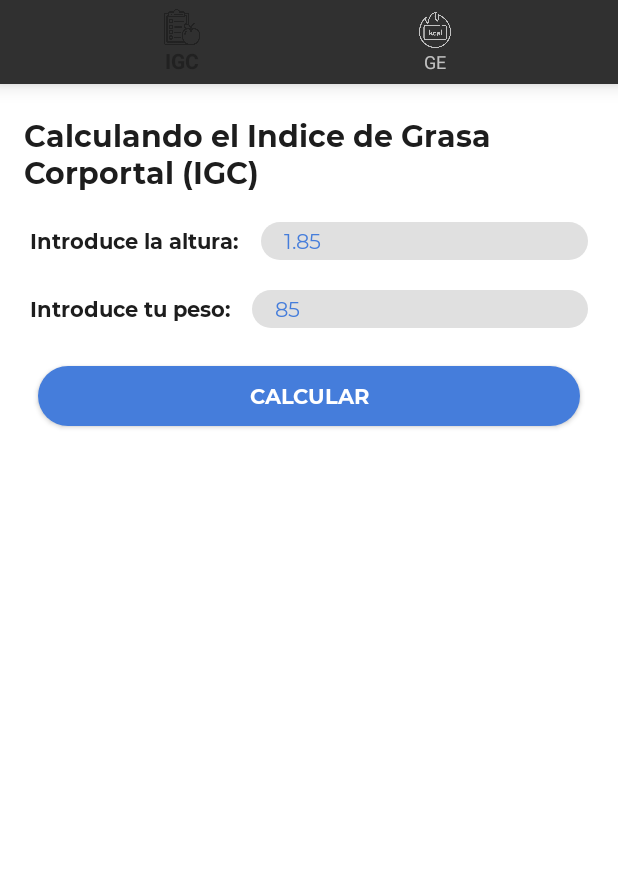
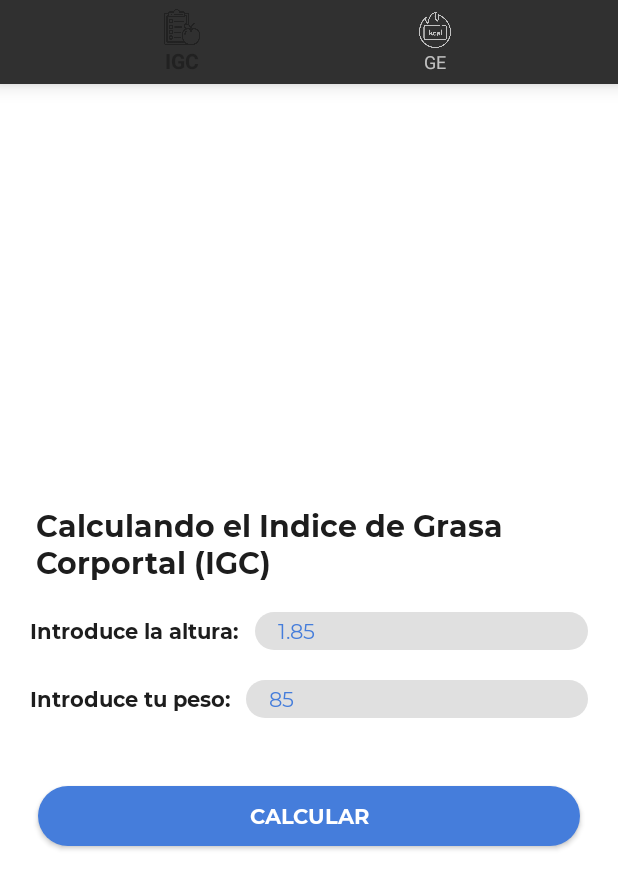
Before and after one commit to Fonsi20/Android---FoodTick, an Android app: the gordoActivity screen opened directly, with no data from a screen before it, on a phone screen of 412 x 824 dp. Shown: the top 889 px of the screen. Run offline under Robolectric (Android 15) with nearby library versions, the phone set to English and light mode, and no system bars; network calls fail.

Commit message:
Aplicación traducida y lista para entregar.

```diff
--- a/app/src/main/java/com/example/foodtrick/gordoActivity.java
+++ b/app/src/main/java/com/example/foodtrick/gordoActivity.java
@@ -107,7 +107,7 @@ public class gordoActivity extends AppCompatActivity {
 
                     AlertDialog.Builder ventana = new AlertDialog.Builder(gordoActivity.this);
                     ventana.setTitle(R.string.ge);
-                    ventana.setMessage("Tienes un metabolismo basal es: " + String.valueOf(MB) + "\nTu gasto energético total es: " + String.valueOf(GET));
+                    ventana.setMessage(getResources().getString(R.string.tumetabolismoes) + " " + String.valueOf(MB) + "\n" + getResources().getString(R.string.tugastototal) + " " + String.valueOf(GET));
                     ventana.setIcon(R.drawable.foodtick);
                     ventana.show();
 
@@ -118,21 +118,21 @@ public class gordoActivity extends AppCompatActivity {
                     String texto = null;
 
                     if (IMC >= 40f) {
-                        texto = "Obesidad Morvido: " + IMC;
+                        texto = getResources().getString(R.string.obesidadMorvi) + " " + IMC;
                     } else if (IMC >= 35f && IMC <= 39.9f) {
-                        texto = "Obesidad Tipo II: " + IMC;
+                        texto = getResources().getString(R.string.obesidadtipo2) + " " + IMC;
                     } else if (IMC >= 30f && IMC <= 34.9f) {
-                        texto = "Obesidad Tipo I: " + IMC;
+                        texto = getResources().getString(R.string.obesidadtipo1) + " " + IMC;
                     } else if (IMC >= 25f && IMC <= 29.9f) {
-                        texto = "Sobrepeso: " + IMC;
+                        texto = getResources().getString(R.string.sobrepeso) + " " + IMC;
                     } else if (IMC >= 19f && IMC <= 24.9f) {
-                        texto = "Peso normal: " + IMC;
+                        texto = getResources().getString(R.string.normal) + " " + IMC;
                     } else if (IMC >= 17f && IMC <= 18.9f) {
-                        texto = "Desnutrición leve: " + IMC;
+                        texto = getResources().getString(R.string.desnutricionleve) + " " + IMC;
                     } else if (IMC >= 16f && IMC <= 16.9f) {
-                        texto = "Desnutrición moderada: " + IMC;
+                        texto = getResources().getString(R.string.desnutricionmedia) + " " + IMC;
                     } else if (IMC <= 15.9f) {
-                        texto = "Desnutrición grave: " + IMC;
+                        texto = getResources().getString(R.string.desnutricionmaxima) + " " + IMC;
                     }
 
                     AlertDialog.Builder ventana = new AlertDialog.Builder(gordoActivity.this);
--- a/app/src/main/res/layout/activity_gordo.xml
+++ b/app/src/main/res/layout/activity_gordo.xml
@@ -12,6 +12,7 @@
         android:layout_width="match_parent"
         android:layout_height="match_parent"
         android:layout_marginTop="60dp"
+        android:gravity="center"
         android:orientation="vertical">
 
         <TextView
@@ -23,7 +24,7 @@
             android:layout_marginTop="@dimen/activity_vertical_margin"
             android:layout_marginRight="100dp"
             android:fontFamily="@font/montserrat_bold"
-            android:text="Calculando el Indice de Grasa Corportal (IGC)"
+            android:text="@string/tituloigc"
             android:textColor="@color/black"
             android:textSize="20sp"
             android:visibility="visible"
@@ -39,7 +40,7 @@
             android:layout_marginTop="@dimen/activity_vertical_margin"
             android:layout_marginRight="100dp"
             android:fontFamily="@font/montserrat_bold"
-            android:text="Calculando el Gasto Energético (GE)"
+            android:text="@string/tituloge"
             android:textColor="@color/black"
             android:textSize="20sp"
             android:visibility="gone"
@@ -58,7 +59,7 @@
                 android:layout_height="wrap_content"
                 android:layout_marginLeft="20dp"
                 android:fontFamily="@font/montserrat_bold"
-                android:text="Introduce la altura: "
+                android:text="@string/altura"
                 android:textColor="@color/black" />
 
             <EditText
@@ -90,7 +91,7 @@
                 android:layout_height="wrap_content"
                 android:layout_marginLeft="20dp"
                 android:fontFamily="@font/montserrat_bold"
-                android:text="Introduce tu peso: "
+                android:text="@string/peso"
                 android:textColor="@color/black" />
 
             <EditText
@@ -123,7 +124,7 @@
                 android:layout_height="wrap_content"
                 android:layout_marginLeft="20dp"
                 android:fontFamily="@font/montserrat_bold"
-                android:text="Introduce tu edad: "
+                android:text="@string/edad"
                 android:textColor="@color/black" />
 
             <EditText
@@ -157,7 +158,7 @@
                 android:layout_marginTop="20dp"
                 android:layout_marginRight="20dp"
                 android:fontFamily="@font/montserrat_bold"
-                android:text="Género:"
+                android:text="@string/genero"
                 android:textColor="@color/black" />
 
             <RadioGroup
@@ -177,7 +178,7 @@
                     android:checked="true"
                     android:fontFamily="@font/montserrat_regular"
                     android:gravity="center"
-                    android:text="Hombre"
+                    android:text="@string/hombre"
                     android:textColor="@color/black" />
 
                 <RadioButton
@@ -188,7 +189,7 @@
                     android:buttonTint="@color/blue"
                     android:fontFamily="@font/montserrat_regular"
                     android:gravity="center"
-                    android:text="Mujer"
+                    android:text="@string/mujer"
                     android:textColor="@color/black" />
             </RadioGroup>
         </LinearLayout>
@@ -207,7 +208,7 @@
                 android:layout_marginTop="20dp"
                 android:layout_marginRight="20dp"
                 android:fontFamily="@font/montserrat_bold"
-                android:text="Actividad diaria:"
+                android:text="@string/activi"
                 android:textColor="@color/black" />
 
             <RadioGroup
@@ -227,7 +228,7 @@
                     android:checked="true"
                     android:fontFamily="@font/montserrat_regular"
                     android:gravity="center"
-                    android:text="Ligera"
+                    android:text="@string/ligera"
                     android:textColor="@color/black" />
 
                 <RadioButton
@@ -238,7 +239,7 @@
                     android:buttonTint="@color/blue"
                     android:fontFamily="@font/montserrat_regular"
                     android:gravity="center"
-                    android:text="Moderada"
+                    android:text="@string/moderada"
                     android:textColor="@color/black" />
 
                 <RadioButton
@@ -249,7 +250,7 @@
                     android:buttonTint="@color/blue"
                     android:fontFamily="@font/montserrat_regular"
                     android:gravity="center"
-                    android:text="Intensa"
+                    android:text="@string/intensa"
                     android:textColor="@color/black" />
             </RadioGroup>
         </LinearLayout>
@@ -259,11 +260,11 @@
             android:layout_width="match_parent"
             android:layout_height="40dp"
             android:layout_marginLeft="25dp"
-            android:layout_marginTop="25dp"
+            android:layout_marginTop="45dp"
             android:layout_marginRight="25dp"
             android:background="@drawable/boton_redondoazul"
             android:fontFamily="@font/montserrat_bold"
-            android:text="Calcular"
+            android:text="@string/calcula"
             android:textColor="@color/white"
             android:textSize="14sp" />
 
--- a/app/src/main/res/values/strings.xml
+++ b/app/src/main/res/values/strings.xml
@@ -40,4 +40,27 @@
     <string name="comoestas">¿Estás en forma?</string>
     <string name="igc">IGC</string>
     <string name="ge">GE</string>
+    <string name="tituloigc">Calculando el Indice de Grasa Corportal (IGC)</string>
+    <string name="tituloge">Calculando el Gasto Energético (GE)</string>
+    <string name="altura">Introduce la altura: </string>
+    <string name="peso">Introduce tu peso: </string>
+    <string name="calcula">Calcular</string>
+    <string name="edad">Introduce tu edad: </string>
+    <string name="genero">Género:</string>
+    <string name="hombre">Hombre</string>
+    <string name="mujer">Mujer</string>
+    <string name="activi">Actividad diaria:</string>
+    <string name="ligera">Ligera</string>
+    <string name="moderada">Moderada</string>
+    <string name="intensa">Intensa</string>
+    <string name="tumetabolismoes">Tu metabolismo basal es: </string>
+    <string name="tugastototal">Tu gasto energético total es: </string>
+    <string name="obesidadMorvi">Obesidad Morvida:</string>
+    <string name="obesidadtipo2">Obesidad Tipo II: </string>
+    <string name="obesidadtipo1">Obesidad Tipo I: </string>
+    <string name="sobrepeso">Sobrepeso: </string>
+    <string name="normal">Peso normal: </string>
+    <string name="desnutricionleve">Desnutrición leve: </string>
+    <string name="desnutricionmedia">Desnutrición moderada: </string>
+    <string name="desnutricionmaxima">Desnutrición grave: </string>
 </resources>
```
Also changed, not shown: 2 other files.
